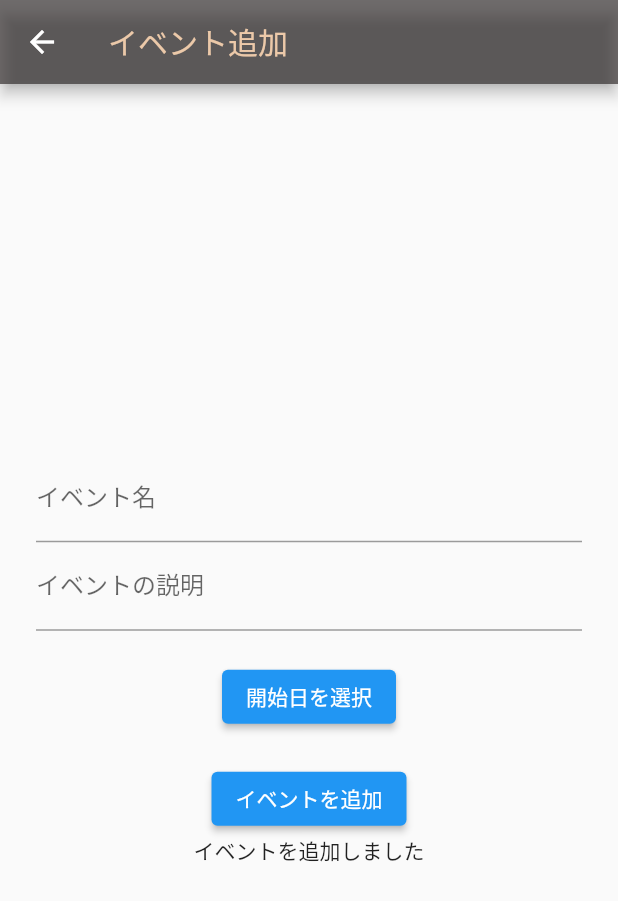
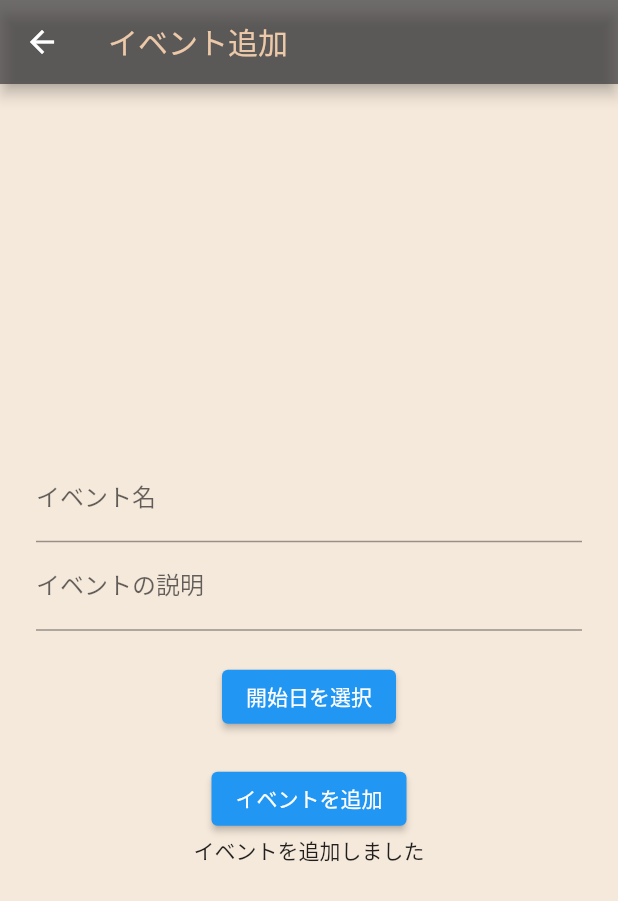
Before and after one commit to Harkii03/SoftTennis, a Flutter app: the EventPage screen opened directly, after a tap on "イベントを追加", on a phone screen of 412 x 824 dp. Shown: the top 901 px of the screen. Run offline on Flutter 3.47's test engine with Material 2 defaults, Android fonts, the phone set to English and light mode, and no system bars; our stand-ins replace cloud_firestore, firebase_auth, firebase_core, flutter_datetime_picker, table_calendar; missing offline and left inert: youtube_api; accounts and stored records are empty.

Commit message:
modified evantdata in firestore

```diff
--- a/tennis/lib/Screens/Event/Event_page.dart
+++ b/tennis/lib/Screens/Event/Event_page.dart
@@ -26,6 +26,7 @@ class _EventPageState extends State<EventPage> {
         backgroundColor: const Color.fromARGB(173, 49, 44, 44),
       ),
       body: Container(
+        color: Color.fromARGB(196, 243, 228, 210),
         padding: const EdgeInsets.all(24),
         child: Form(
           key: _formKey,
@@ -114,7 +115,7 @@ class _EventPageState extends State<EventPage> {
         'eventName': _eventNameController.text, // Use directly from form fields
         'eventDescription':
             _eventDescriptionController.text, // Use directly from form fields
-        'startDate': _startDate,
+        'eventDate': _startDate,
         'timestamp': FieldValue.serverTimestamp(),
       });
 
```
